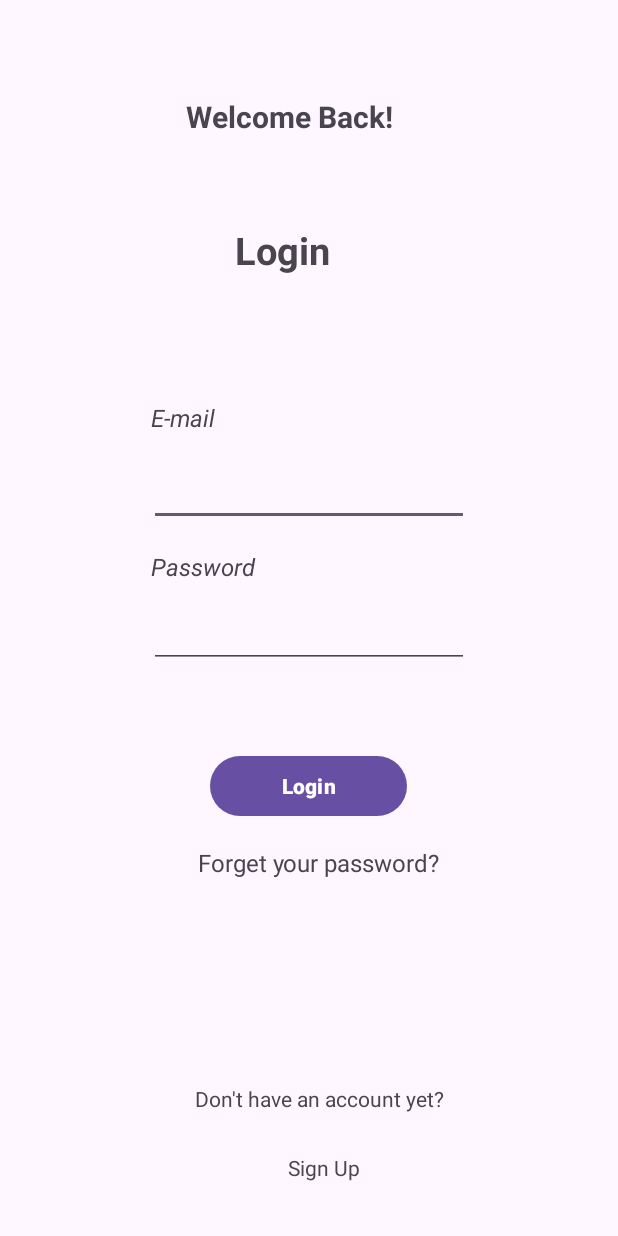
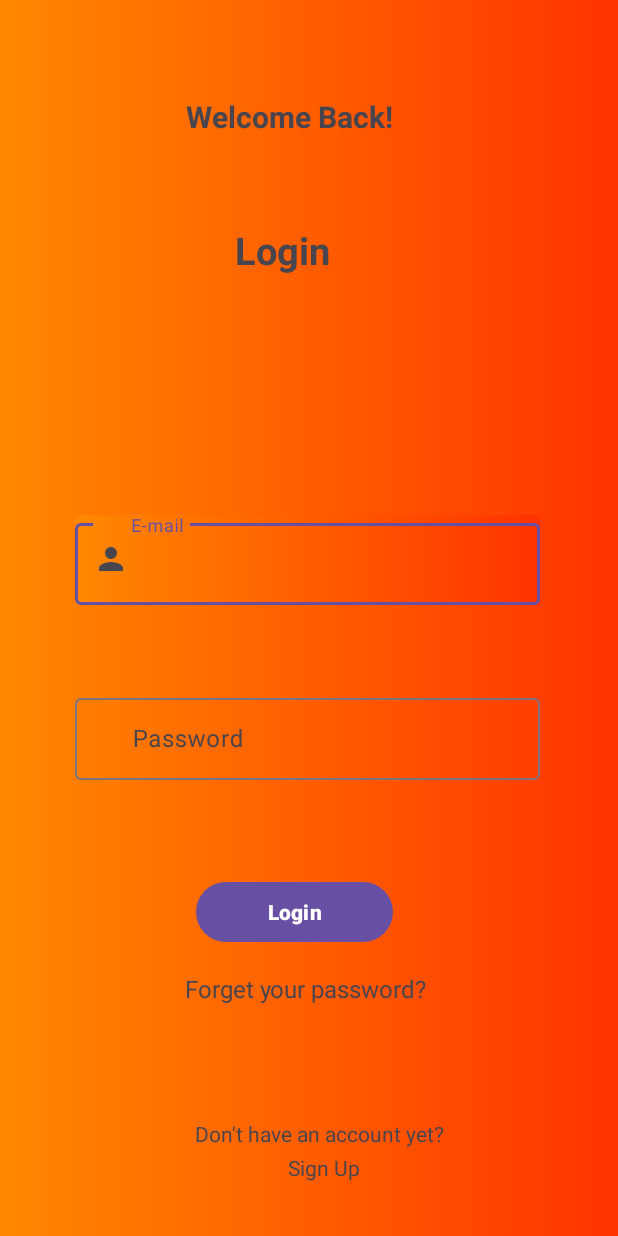
Before and after one commit to ankitvishwakarma91/Roadmap, an Android app: the LoginPage screen opened directly, with no data from a screen before it, on a phone screen of 412 x 824 dp. Run offline under Robolectric (Android 15) with nearby library versions, the phone set to English and light mode, and no system bars; our stand-ins replace Firebase (no records; nobody signed in at launch, a user with empty details on screens opened directly).

Commit message:
Initial commit

```diff
--- a/app/build.gradle.kts
+++ b/app/build.gradle.kts
@@ -43,6 +43,7 @@ dependencies {
     implementation("com.google.android.material:material:1.11.0")
     implementation("androidx.constraintlayout:constraintlayout:2.1.4")
     implementation("com.google.firebase:firebase-database:20.3.0")
+    implementation("androidx.media3:media3-common:1.2.1")
     testImplementation("junit:junit:4.13.2")
     androidTestImplementation("androidx.test.ext:junit:1.1.5")
     androidTestImplementation("androidx.test.espresso:espresso-core:3.5.1")
--- /dev/null
+++ b/app/src/main/java/com/example/roadmap/Data.kt
@@ -0,0 +1,3 @@
+package com.example.roadmap
+
+data class Data(val email:String,val password : String,val mobileNumber: String )
--- a/app/src/main/java/com/example/roadmap/LoginPage.kt
+++ b/app/src/main/java/com/example/roadmap/LoginPage.kt
@@ -1,11 +1,77 @@
 package com.example.roadmap
 
+import android.content.Intent
 import androidx.appcompat.app.AppCompatActivity
 import android.os.Bundle
+import android.widget.Button
+import android.widget.TextView
+import android.widget.Toast
+import androidx.annotation.OptIn
+import androidx.media3.common.util.Log
+import androidx.media3.common.util.UnstableApi
+import com.google.android.material.textfield.TextInputEditText
+import com.google.firebase.database.DatabaseReference
+import com.google.firebase.database.FirebaseDatabase
+
+private lateinit var databaseReference: DatabaseReference
+
 
 class LoginPage : AppCompatActivity() {
+    companion object{
+        const val KEY = "com.example.roadmap.KEY.uniquemail"
+        const val KEY1 = "com.example.roadmap.KEY1.mobileNumber"
+    }
+
+
+
     override fun onCreate(savedInstanceState: Bundle?) {
         super.onCreate(savedInstanceState)
         setContentView(R.layout.activity_login_page)
+
+        // Initialize database reference
+        databaseReference = FirebaseDatabase.getInstance().getReference("Data")
+
+        val signUpTextView = findViewById<TextView>(R.id.textView10)
+        val loginButton = findViewById<Button>(R.id.button3)
+        val emailLogin = findViewById<TextInputEditText>(R.id.emailLogin)
+        val passwordLogin = findViewById<TextInputEditText>(R.id.passowrdLogin)
+
+        signUpTextView.setOnClickListener {
+            val intent = Intent(applicationContext, Signup::class.java)
+            startActivity(intent)
+        }
+
+        loginButton.setOnClickListener {
+            val uniqueMail = emailLogin.text.toString()
+            val password = passwordLogin.text.toString()
+
+            if (uniqueMail.isNotEmpty() && password.isNotEmpty()) {
+                // Perform login operation
+                login(uniqueMail, password)
+
+            } else {
+                Toast.makeText(this, "Please enter email and password", Toast.LENGTH_SHORT).show()
+            }
+        }
     }
+
+    @OptIn(UnstableApi::class) private fun login(uniqueMail: String, password: String) {
+        databaseReference.child(uniqueMail).get().addOnSuccessListener { snapshot ->
+            if (snapshot.exists()) {
+                // User exists, you might want to compare passwords here
+                val child = snapshot.child("email").value
+                val intentWelcome = Intent(this, EnteringPage::class.java)
+                intentWelcome.putExtra(KEY, uniqueMail)
+                startActivity(intentWelcome)
+            } else {
+                Toast.makeText(this, "User doesn't exist", Toast.LENGTH_SHORT).show()
+            }
+        }.addOnFailureListener {
+            // Log the actual exception for debugging purposes
+            Log.e("LoginPage", "Error logging in: ${it.message}", it)
+            Toast.makeText(this, "Failed to log in", Toast.LENGTH_SHORT).show()
+        }
+    }
+
+
 }
--- /dev/null
+++ b/app/src/main/res/drawable/baseline_person_24.xml
@@ -0,0 +1,5 @@
+<vector android:height="24dp" android:tint="#000000"
+    android:viewportHeight="24" android:viewportWidth="24"
+    android:width="24dp" xmlns:android="http://schemas.android.com/apk/res/android">
+    <path android:fillColor="@android:color/white" android:pathData="M12,12c2.21,0 4,-1.79 4,-4s-1.79,-4 -4,-4 -4,1.79 -4,4 1.79,4 4,4zM12,14c-2.67,0 -8,1.34 -8,4v2h16v-2c0,-2.66 -5.33,-4 -8,-4z"/>
+</vector>
--- /dev/null
+++ b/app/src/main/res/drawable/gredientcolor.xml
@@ -0,0 +1,13 @@
+<?xml version="1.0" encoding="utf-8"?>
+<selector xmlns:android="http://schemas.android.com/apk/res/android">
+
+    <item>
+        <shape android:shape="rectangle">
+            <gradient
+                android:startColor="#ff8800"
+                android:endColor="#ff3300"/>
+
+        </shape>
+        </item>
+
+</selector>
--- a/app/src/main/res/layout/activity_login_page.xml
+++ b/app/src/main/res/layout/activity_login_page.xml
@@ -3,6 +3,7 @@
     xmlns:app="http://schemas.android.com/apk/res-auto"
     xmlns:tools="http://schemas.android.com/tools"
     android:layout_width="match_parent"
+    android:background="@drawable/gredientcolor"
     android:layout_height="match_parent"
     tools:context=".LoginPage">
 
@@ -42,52 +43,20 @@
         app:layout_constraintTop_toTopOf="@+id/guideline11"
         app:layout_constraintVertical_bias="0.158" />
 
-    <EditText
-        android:id="@+id/editTextTextEmailAddress2"
-        android:layout_width="wrap_content"
-        android:layout_height="wrap_content"
-        android:layout_marginStart="16dp"
-        android:layout_marginTop="16dp"
-        android:layout_marginEnd="16dp"
-        android:layout_marginBottom="16dp"
-        android:ems="10"
-        android:inputType="textEmailAddress"
-        app:layout_constraintBottom_toTopOf="@+id/editTextTextPassword3"
-        app:layout_constraintEnd_toStartOf="@+id/guideline10"
-        app:layout_constraintStart_toStartOf="@+id/guideline9"
-        app:layout_constraintTop_toBottomOf="@+id/textView2"
-        app:layout_constraintVertical_bias="0.762" />
-
-    <EditText
-        android:id="@+id/editTextTextPassword3"
-        android:layout_width="wrap_content"
-        android:layout_height="wrap_content"
-        android:layout_marginStart="16dp"
-        android:layout_marginTop="216dp"
-        android:layout_marginEnd="16dp"
-        android:ems="10"
-        android:inputType="textPassword"
-        app:layout_constraintEnd_toStartOf="@+id/guideline10"
-        app:layout_constraintStart_toStartOf="@+id/guideline9"
-        app:layout_constraintTop_toBottomOf="@+id/textView2" />
-
     <Button
         android:id="@+id/button3"
         android:layout_width="131dp"
         android:layout_height="48dp"
         android:layout_marginStart="16dp"
-        android:layout_marginTop="16dp"
         android:layout_marginEnd="16dp"
-        android:layout_marginBottom="16dp"
+        android:layout_marginBottom="172dp"
+        android:text="Login"
+
         android:textStyle="bold"
-
-        android:text="Login"
         app:layout_constraintBottom_toTopOf="@+id/guideline12"
         app:layout_constraintEnd_toStartOf="@+id/guideline10"
-        app:layout_constraintHorizontal_bias="0.497"
-        app:layout_constraintStart_toStartOf="@+id/guideline9"
-        app:layout_constraintTop_toBottomOf="@+id/editTextTextPassword3"
-        app:layout_constraintVertical_bias="0.139" />
+        app:layout_constraintHorizontal_bias="0.454"
+        app:layout_constraintStart_toStartOf="@+id/guideline9" />
 
     <TextView
         android:id="@+id/textView8"
@@ -95,14 +64,16 @@
         android:layout_height="wrap_content"
         android:layout_marginStart="16dp"
         android:layout_marginTop="16dp"
+        android:linksClickable="true"
         android:layout_marginEnd="16dp"
         android:layout_marginBottom="16dp"
         android:text="Forget your password?"
         android:textSize="16sp"
         android:textStyle="normal"
+        android:textColorLink="#0000FF"
         app:layout_constraintBottom_toTopOf="@+id/guideline12"
         app:layout_constraintEnd_toStartOf="@+id/guideline10"
-        app:layout_constraintHorizontal_bias="0.538"
+        app:layout_constraintHorizontal_bias="0.488"
         app:layout_constraintStart_toStartOf="@+id/guideline9"
         app:layout_constraintTop_toBottomOf="@+id/button3"
         app:layout_constraintVertical_bias="0.0" />
@@ -133,8 +104,9 @@
         android:layout_marginTop="16dp"
         android:layout_marginEnd="16dp"
         android:layout_marginBottom="16dp"
+        android:textColorLink="#0000FF"
+        android:text="Sign Up"
 
-        android:text="Sign Up"
         android:textSize="14sp"
         android:textStyle="normal"
         app:layout_constraintBottom_toTopOf="@+id/guideline12"
@@ -172,39 +144,47 @@
         android:orientation="horizontal"
         app:layout_constraintGuide_end="20dp" />
 
-    <TextView
-        android:id="@+id/textView11"
-        android:layout_width="wrap_content"
-        android:layout_height="wrap_content"
-        android:layout_marginStart="16dp"
-        android:layout_marginTop="16dp"
-        android:layout_marginEnd="16dp"
-        android:layout_marginBottom="16dp"
-        android:text="E-mail"
-        android:textSize="16sp"
-        android:textStyle="italic"
-        app:layout_constraintBottom_toTopOf="@+id/editTextTextEmailAddress2"
+    <com.google.android.material.textfield.TextInputLayout
+        android:layout_width="310dp"
+        android:layout_height="60dp"
+        android:foregroundGravity="center"
+        android:gravity="center"
+
+        app:startIconDrawable="@drawable/baseline_person_24"
+        android:background="@drawable/gredientcolor"
+        app:layout_constraintBottom_toTopOf="@+id/textInputLayout"
         app:layout_constraintEnd_toStartOf="@+id/guideline10"
-        app:layout_constraintHorizontal_bias="0.218"
+        app:layout_constraintHorizontal_bias="0.483"
         app:layout_constraintStart_toStartOf="@+id/guideline9"
         app:layout_constraintTop_toBottomOf="@+id/textView2"
-        app:layout_constraintVertical_bias="1.0" />
+        app:layout_constraintVertical_bias="0.737">
 
-    <TextView
-        android:id="@+id/textView12"
-        android:layout_width="78dp"
-        android:layout_height="31dp"
-        android:layout_marginStart="16dp"
-        android:layout_marginTop="16dp"
-        android:layout_marginEnd="16dp"
-        android:layout_marginBottom="16dp"
-        android:textStyle="italic"
-        android:text="Password"
-        android:textSize="16sp"
-        app:layout_constraintBottom_toTopOf="@+id/editTextTextPassword3"
+        <com.google.android.material.textfield.TextInputEditText
+            android:layout_width="310dp"
+            android:id="@+id/emailLogin"
+            android:layout_height="wrap_content"
+            android:layout_gravity="center"
+            android:hint="       E-mail" />
+    </com.google.android.material.textfield.TextInputLayout>
+
+    <com.google.android.material.textfield.TextInputLayout
+        android:id="@+id/textInputLayout"
+        android:layout_width="310dp"
+        android:layout_height="60dp"
+        android:layout_marginBottom="64dp"
+        android:foregroundGravity="center"
+        android:gravity="center"
+        app:layout_constraintBottom_toTopOf="@+id/button3"
         app:layout_constraintEnd_toStartOf="@+id/guideline10"
-        app:layout_constraintHorizontal_bias="0.248"
-        app:layout_constraintStart_toStartOf="@+id/guideline9"
-        app:layout_constraintTop_toBottomOf="@+id/editTextTextEmailAddress2"
-        app:layout_constraintVertical_bias="0.0" />
+        app:layout_constraintHorizontal_bias="0.483"
+        app:layout_constraintStart_toStartOf="@+id/guideline9">
+
+        <com.google.android.material.textfield.TextInputEditText
+            android:layout_width="310dp"
+            android:layout_height="wrap_content"
+            android:id="@+id/passowrdLogin"
+            android:layout_gravity="center"
+            android:hint="     Password" />
+    </com.google.android.material.textfield.TextInputLayout>
+
 </androidx.constraintlayout.widget.ConstraintLayout>
--- a/app/src/main/res/values/colors.xml
+++ b/app/src/main/res/values/colors.xml
@@ -2,4 +2,8 @@
 <resources>
     <color name="black">#FF000000</color>
     <color name="white">#FFFFFFFF</color>
+    <color name="blue">#0000FF</color>
+    <color name="Red">#FF0000</color>
+    <color name="Green">#00FF00</color>
+    <color name="Yellow">#FFFF00</color>
 </resources>
```
Also changed, not shown: app/src/main/java/com/example/roadmap/EnteringPage.kt (+10 -0 lines), app/src/main/java/com/example/roadmap/Signup.kt (+8 -0 lines), app/src/main/res/layout/activity_entering_page.xml (+45 -2 lines).
